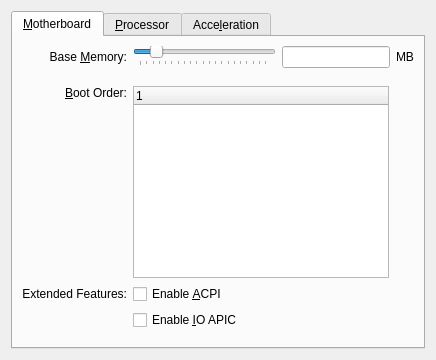
Old version of the form src/VBox/Frontends/VirtualBox/ui/VBoxVMSettingsSystem.ui in the repository pop-os/virtualbox.
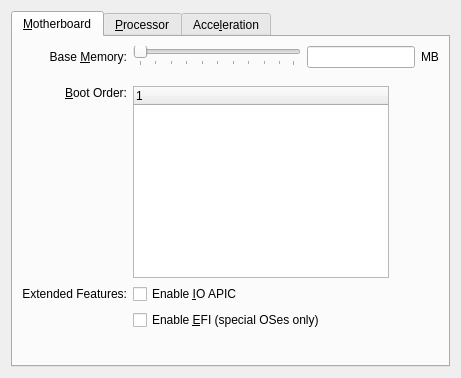
New version of the form. Icons and pictures are not drawn. Custom widgets are drawn as their Qt base class.

The edit to the form file:
```diff
--- a/src/VBox/Frontends/VirtualBox/ui/VBoxVMSettingsSystem.ui
+++ b/src/VBox/Frontends/VirtualBox/ui/VBoxVMSettingsSystem.ui
@@ -17,13 +17,13 @@
  additional information or have any questions.
  </comment>
  <class>VBoxVMSettingsSystem</class>
- <widget class="QWidget" name="VBoxVMSettingsSystem" >
-  <property name="geometry" >
+ <widget class="QWidget" name="VBoxVMSettingsSystem">
+  <property name="geometry">
    <rect>
     <x>0</x>
     <y>0</y>
-    <width>429</width>
-    <height>360</height>
+    <width>461</width>
+    <height>378</height>
    </rect>
   </property>
   <layout class="QVBoxLayout" name="mLtMain" >
@@ -66,16 +66,7 @@
            <property name="whatsThis" >
             <string>Controls the amount of memory provided to the virtual machine. If you assign too much, the machine might not start.</string>
            </property>
-           <property name="maximum" >
-            <number>4096</number>
-           </property>
-           <property name="singleStep" >
-            <number>200</number>
-           </property>
-           <property name="value" >
-            <number>512</number>
-           </property>
-           <property name="orientation" >
+           <property name="orientation">
             <enum>Qt::Horizontal</enum>
            </property>
            <property name="tickPosition" >
@@ -318,10 +309,10 @@
          </property>
         </widget>
        </item>
-       <item row="4" column="1" colspan="2" >
-        <widget class="QCheckBox" name="mCbAcpi" >
-         <property name="sizePolicy" >
-          <sizepolicy vsizetype="Fixed" hsizetype="Expanding" >
+       <item row="4" column="1" colspan="2">
+        <widget class="QCheckBox" name="mCbApic">
+         <property name="sizePolicy">
+          <sizepolicy hsizetype="Expanding" vsizetype="Fixed">
            <horstretch>0</horstretch>
            <verstretch>0</verstretch>
           </sizepolicy>
@@ -329,30 +320,30 @@
          <property name="whatsThis" >
           <string>When checked, the virtual machine will support the Advanced Configuration and Power Management Interface (ACPI). &lt;b>Note:&lt;/b> don't disable this feature after having installed a Windows guest operating system!</string>
          </property>
-         <property name="text" >
-          <string>Enable &amp;ACPI</string>
-         </property>
-        </widget>
-       </item>
-       <item row="5" column="1" colspan="2" >
-        <widget class="QCheckBox" name="mCbApic" >
-         <property name="sizePolicy" >
-          <sizepolicy vsizetype="Fixed" hsizetype="Expanding" >
-           <horstretch>0</horstretch>
-           <verstretch>0</verstretch>
-          </sizepolicy>
-         </property>
-         <property name="whatsThis" >
-          <string>When checked, the virtual machine will support the Input Output APIC (IO APIC), which may slightly decrease the VM performance. &lt;b>Note:&lt;/b> don't disable this feature after having installed a Windows guest operating system!</string>
-         </property>
-         <property name="text" >
+         <property name="text">
           <string>Enable &amp;IO APIC</string>
          </property>
         </widget>
        </item>
-       <item row="6" column="0" colspan="3" >
-        <spacer name="mSpVer1" >
-         <property name="orientation" >
+       <item row="5" column="1" colspan="2">
+        <widget class="QCheckBox" name="mCbEFI">
+         <property name="sizePolicy">
+          <sizepolicy hsizetype="Expanding" vsizetype="Fixed">
+           <horstretch>0</horstretch>
+           <verstretch>0</verstretch>
+          </sizepolicy>
+         </property>
+         <property name="whatsThis">
+          <string>When checked, the guest will support the Extended Firmware Interface (EFI), which is required to boot certain guest OSes. Non-EFI aware OSes will not be able to boot if this option is activated.</string>
+         </property>
+         <property name="text">
+          <string>Enable &amp;EFI (special OSes only)</string>
+         </property>
+        </widget>
+       </item>
+       <item row="6" column="0" colspan="3">
+        <spacer name="mSpVer1">
+         <property name="orientation">
           <enum>Qt::Vertical</enum>
          </property>
          <property name="sizeHint" stdset="0" >
@@ -595,6 +586,21 @@
    <extends>QLineEdit</extends>
    <header>QILineEdit.h</header>
   </customwidget>
+  <customwidget>
+   <class>QIAdvancedSlider</class>
+   <extends>QSlider</extends>
+   <header>QIAdvancedSlider.h</header>
+  </customwidget>
+  <customwidget>
+   <class>VBoxGuestRAMSlider</class>
+   <extends>QIAdvancedSlider</extends>
+   <header>VBoxGuestRAMSlider.h</header>
+  </customwidget>
+  <customwidget>
+   <class>QIToolButton</class>
+   <extends>QToolButton</extends>
+   <header>QIToolButton.h</header>
+  </customwidget>
  </customwidgets>
  <resources/>
  <connections>
```
Left out of the diff: 385 changed lines with no effect on the pictures.
